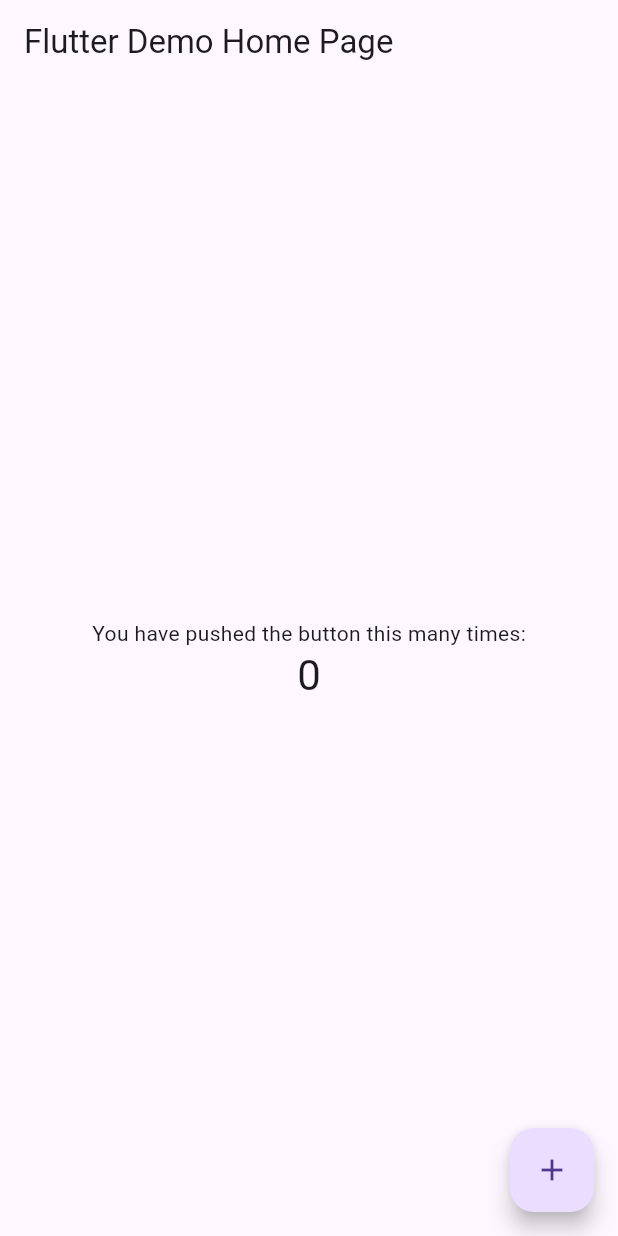
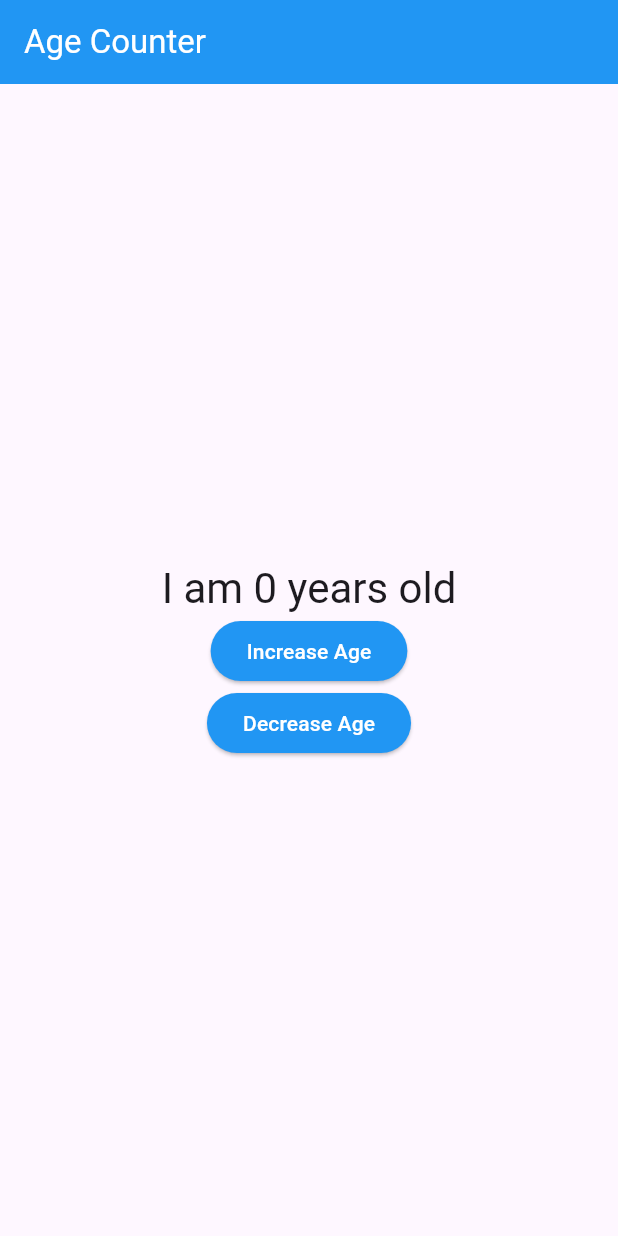
Before and after one commit to isaacLara1214/inclass6, a Flutter app: the screen it shows after launch, on a phone screen of 412 x 824 dp. Run offline on Flutter 3.47's test engine with Material 3 defaults, Android fonts, the phone set to English and light mode, and no system bars; missing offline and left inert: window_size.

Commit message:
completed in class 6

```diff
--- a/inclass6/lib/main.dart
+++ b/inclass6/lib/main.dart
@@ -48,9 +48,40 @@ void setupWindow() {
 /// _not_ depend on Provider.
 class Counter with ChangeNotifier {
   int value = 0;
+  String milestone = '';
+  int milestoneValue = 0;
+
+  void checkMilestone() {
+    if (value >= 0 && value <= 12) {
+      milestone = 'Youre a child';
+      milestoneValue = 1;
+    } else if (value >= 13 && value <= 19) {
+      milestone = 'Teenager time!';
+      milestoneValue = 2;
+    } else if (value >= 20 && value <= 30) {
+      milestone = "You're a young adult!";
+      milestoneValue = 3;
+    } else if (value >= 31 && value <= 50) {
+      milestone = "You're an adult now!";
+      milestoneValue = 4;
+    } else if (value >= 50) {
+      milestone = 'Golden years!';
+      milestoneValue = 5;
+    }
+  }
 
   void increment() {
     value += 1;
+    checkMilestone();
+    notifyListeners();
+  }
+
+  void decrement() {
+    if (value == 0) {
+      return;
+    }
+    value -= 1;
+    checkMilestone();
     notifyListeners();
   }
 }
@@ -60,13 +91,56 @@ class MyApp extends StatelessWidget {
 
   @override
   Widget build(BuildContext context) {
+    return Consumer<Counter>(
+      builder: (context, counter, child) {
+        Color appBarColor;
+        Color buttonColor;
+
+        switch (counter.milestoneValue) {
+          case 1:
+            appBarColor = Colors.blue;
+            buttonColor = Colors.blue;
+            break;
+          case 2:
+            appBarColor = Colors.green;
+            buttonColor = Colors.green;
+            break;
+          case 3:
+            appBarColor = Colors.orange;
+            buttonColor = Colors.orange;
+            break;
+          case 4:
+            appBarColor = Colors.red;
+            buttonColor = Colors.red;
+            break;
+          case 5:
+            appBarColor = Colors.purple;
+            buttonColor = Colors.purple;
+            break;
+          default:
+            appBarColor = Colors.blue;
+            buttonColor = Colors.blue;
+        }
+
         return MaterialApp(
           title: 'Flutter Demo',
           theme: ThemeData(
             primarySwatch: Colors.blue,
             useMaterial3: true,
+            appBarTheme: AppBarTheme(
+              backgroundColor: appBarColor,
+              foregroundColor: Colors.white,
+            ),
+            elevatedButtonTheme: ElevatedButtonThemeData(
+              style: ElevatedButton.styleFrom(
+                backgroundColor: buttonColor,
+                foregroundColor: Colors.white,
+              ),
+            ),
           ),
           home: const MyHomePage(),
+        );
+      },
     );
   }
 }
@@ -74,52 +148,40 @@ class MyApp extends StatelessWidget {
 class MyHomePage extends StatelessWidget {
   const MyHomePage({super.key});
 
+  get style => null;
+
   @override
   Widget build(BuildContext context) {
     return Scaffold(
       appBar: AppBar(
-        title: const Text('Flutter Demo Home Page'),
+        title: const Text('Age Counter'),
       ),
       body: Center(
         child: Column(
           mainAxisAlignment: MainAxisAlignment.center,
           children: [
-            const Text('You have pushed the button this many times:'),
-            // Consumer looks for an ancestor Provider widget
-            // and retrieves its model (Counter, in this case).
-            // Then it uses that model to build widgets, and will trigger
-            // rebuilds if the model is updated.
             Consumer<Counter>(
               builder: (context, counter, child) => Text(
-                '${counter.value}',
+                'I am ${counter.value} years old',
                 style: Theme.of(context).textTheme.headlineMedium,
               ),
             ),
-          ],
-        ),
-      ),
-      floatingActionButton: FloatingActionButton(
+            ElevatedButton(
+                style: style,
                 onPressed: () {
-          // You can access your providers anywhere you have access
-          // to the context. One way is to use Provider.of<Counter>(context).
-          // The provider package also defines extension methods on the context
-          // itself. You can call context.watch<Counter>() in a build method
-          // of any widget to access the current state of Counter, and to ask
-          // Flutter to rebuild your widget anytime Counter changes.
-          //
-          // You can't use context.watch() outside build methods, because that
-          // often leads to subtle bugs. Instead, you should use
-          // context.read<Counter>(), which gets the current state
-          // but doesn't ask Flutter for future rebuilds.
-          //
-          // Since we're in a callback that will be called whenever the user
-          // taps the FloatingActionButton, we are not in the build method here.
-          // We should use context.read().
                   var counter = context.read<Counter>();
                   counter.increment();
                 },
-        tooltip: 'Increment',
-        child: const Icon(Icons.add),
+                child: const Text('Increase Age')),
+            ElevatedButton(
+                style: style,
+                onPressed: () {
+                  var counter = context.read<Counter>();
+                  counter.decrement();
+                },
+                child: const Text('Decrease Age')),
+          ],
+        ),
       ),
     );
   }
```
Also changed, not shown: 1 other file. Lines whose indentation alone changed are shown as unchanged.
